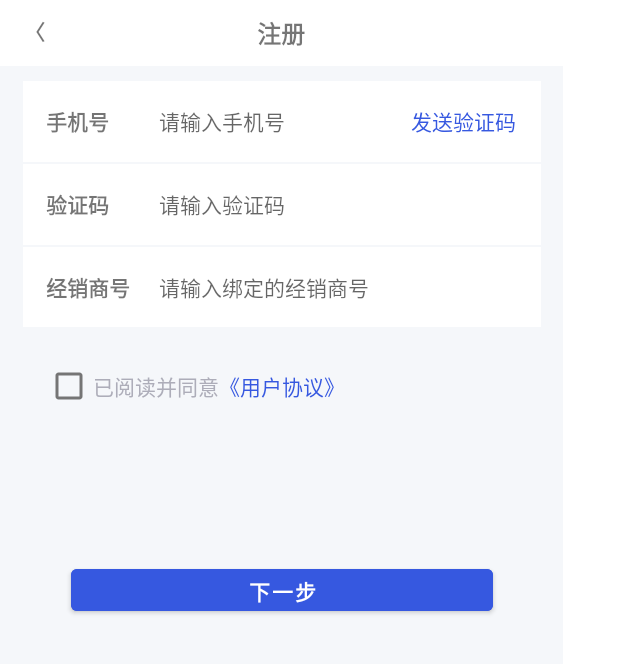
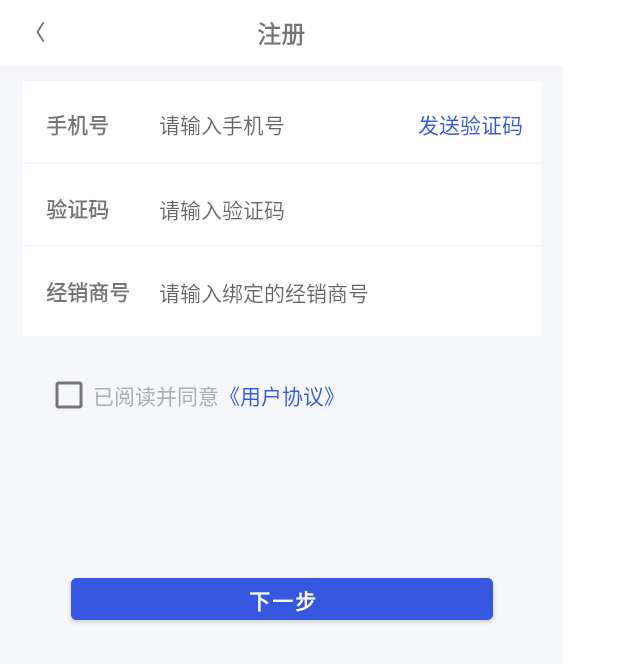
Before and after one commit to huangruifa/app, an Android app: the RegisterActivity screen opened directly, with no data from a screen before it, on a phone screen of 412 x 824 dp. Shown: the top 664 px of the screen. Run offline under Robolectric (Android 15) with nearby library versions, the phone set to English and light mode, and no system bars.

Commit message:
测试修改提交

```diff
--- a/app/src/main/res/layout/register.xml
+++ b/app/src/main/res/layout/register.xml
@@ -37,7 +37,7 @@
     <LinearLayout
         android:id="@+id/L_layout"
         android:layout_width="345dp"
-        android:layout_height="164dp"
+        android:layout_height="170dp"
         android:layout_marginLeft="15dp"
         android:layout_marginTop="10dp"
         android:background="#FFFFFF"
@@ -53,16 +53,18 @@
             <TextView
                 android:layout_width="wrap_content"
                 android:layout_height="wrap_content"
+                android:layout_marginLeft="15dp"
+                android:layout_marginTop="17dp"
                 android:layout_marginRight="33dp"
-                android:paddingLeft="15dp"
                 android:text="手机号"
                 android:textSize="14sp"
                 android:textStyle="bold" />
 
             <EditText
                 android:layout_width="0dp"
-                android:layout_height="54dp"
-                android:layout_weight="3"
+                android:layout_height="23dp"
+                android:layout_marginTop="17dp"
+                android:layout_weight="4"
                 android:background="@null"
                 android:hint="请输入手机号"
                 android:textSize="14sp" />
@@ -70,8 +72,9 @@
             <TextView
                 android:layout_width="0dp"
                 android:layout_height="wrap_content"
+                android:layout_marginLeft="10dp"
+                android:layout_marginTop="17dp"
                 android:layout_weight="2"
-                android:paddingLeft="15dp"
                 android:text="发送验证码"
                 android:textColor="#3658E0"
                 android:textSize="14sp" />
@@ -90,15 +93,17 @@
             <TextView
                 android:layout_width="wrap_content"
                 android:layout_height="wrap_content"
+                android:layout_marginLeft="15dp"
                 android:layout_marginRight="33dp"
-                android:paddingLeft="15dp"
+                android:layout_marginTop="17dp"
                 android:text="验证码"
                 android:textSize="14sp"
                 android:textStyle="bold" />
 
             <EditText
                 android:layout_width="200dp"
-                android:layout_height="54dp"
+                android:layout_height="25dp"
+                android:layout_marginTop="17dp"
                 android:background="@null"
                 android:hint="请输入验证码"
                 android:textSize="14sp" />
@@ -117,15 +122,17 @@
             <TextView
                 android:layout_width="wrap_content"
                 android:layout_height="wrap_content"
+                android:layout_marginLeft="15dp"
+                android:layout_marginTop="17dp"
                 android:layout_marginRight="19dp"
-                android:paddingLeft="15dp"
                 android:text="经销商号"
                 android:textSize="14sp"
                 android:textStyle="bold" />
 
             <EditText
                 android:layout_width="200dp"
-                android:layout_height="54dp"
+                android:layout_height="25dp"
+                android:layout_marginTop="17dp"
                 android:background="@null"
                 android:hint="请输入绑定的经销商号"
                 android:textSize="14sp" />
@@ -136,11 +143,11 @@
         android:id="@+id/L_layout2"
         android:layout_width="match_parent"
         android:layout_height="wrap_content"
+        android:layout_marginLeft="30dp"
         android:layout_marginTop="15dp"
-        android:layout_marginLeft="30dp"
         android:orientation="horizontal"
+        app:layout_constraintEnd_toEndOf="parent"
         app:layout_constraintStart_toStartOf="parent"
-        app:layout_constraintEnd_toEndOf="parent"
         app:layout_constraintTop_toBottomOf="@+id/L_layout">
 
         <CheckBox
```
